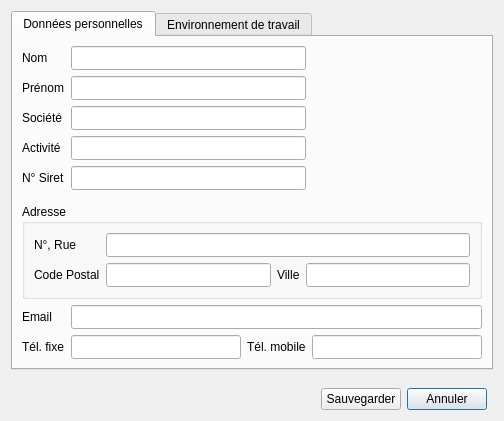
FACT-Team/FactDev, file src/gui/dialogs/userdatadialog.ui: the form before one commit.
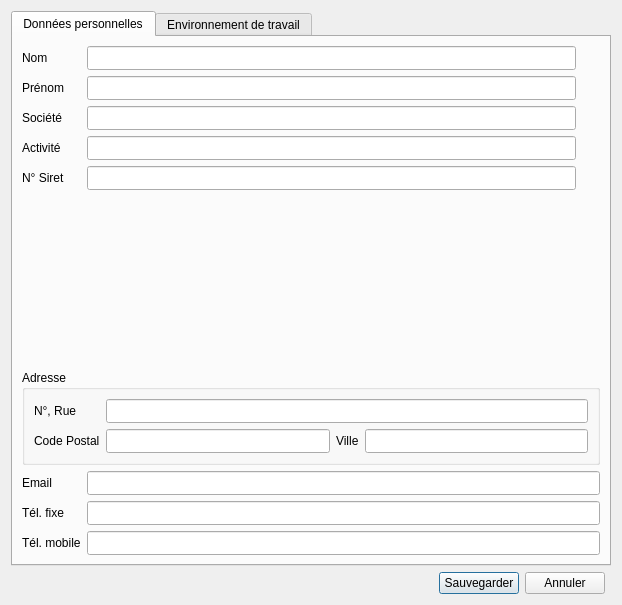
The form after the commit. Icons and pictures are not drawn. Custom widgets are drawn as their Qt base class.

What changed in the file:
```diff
--- a/src/gui/dialogs/userdatadialog.ui
+++ b/src/gui/dialogs/userdatadialog.ui
@@ -6,14 +6,14 @@
    <rect>
     <x>0</x>
     <y>0</y>
-    <width>504</width>
-    <height>421</height>
+    <width>622</width>
+    <height>605</height>
    </rect>
   </property>
   <property name="minimumSize">
    <size>
-    <width>500</width>
-    <height>420</height>
+    <width>620</width>
+    <height>600</height>
    </size>
   </property>
   <property name="windowTitle">
@@ -24,33 +24,6 @@
     <normaloff>:/icons/FactDev</normaloff>:/icons/FactDev</iconset>
   </property>
   <layout class="QGridLayout" name="gridLayout_3">
-   <item row="1" column="0" colspan="3">
-    <spacer name="verticalSpacer_2">
-     <property name="orientation">
-      <enum>Qt::Vertical</enum>
-     </property>
-     <property name="sizeHint" stdset="0">
-      <size>
-       <width>20</width>
-       <height>40</height>
-      </size>
-     </property>
-    </spacer>
-   </item>
-   <item row="4" column="3">
-    <layout class="QHBoxLayout" name="horizontalLayout"/>
-   </item>
-   <item row="2" column="2">
-    <widget class="QPushButton" name="btnCancel">
-     <property name="text">
-      <string>Annuler</string>
-     </property>
-     <property name="icon">
-      <iconset resource="../../icons.qrc">
-       <normaloff>:/icons/img/cancel.png</normaloff>:/icons/img/cancel.png</iconset>
-     </property>
-    </widget>
-   </item>
    <item row="2" column="1">
     <widget class="QPushButton" name="btnValid">
      <property name="text">
@@ -62,18 +35,16 @@
      </property>
     </widget>
    </item>
-   <item row="2" column="0">
-    <spacer name="horizontalSpacer">
-     <property name="orientation">
-      <enum>Qt::Horizontal</enum>
+   <item row="2" column="2">
+    <widget class="QPushButton" name="btnCancel">
+     <property name="text">
+      <string>Annuler</string>
      </property>
-     <property name="sizeHint" stdset="0">
-      <size>
-       <width>40</width>
-       <height>20</height>
-      </size>
+     <property name="icon">
+      <iconset resource="../../icons.qrc">
+       <normaloff>:/icons/img/cancel.png</normaloff>:/icons/img/cancel.png</iconset>
      </property>
-    </spacer>
+    </widget>
    </item>
    <item row="0" column="0" colspan="4">
     <widget class="QTabWidget" name="tabUserData">
@@ -88,22 +59,59 @@
        <string>Données personnelles</string>
       </attribute>
       <layout class="QGridLayout" name="gridLayout">
-       <item row="10" column="0">
+       <item row="21" column="1" colspan="5">
+        <widget class="Gui::Widgets::CheckFields::CheckPhone" name="leMobilePhone">
+         <property name="minimumSize">
+          <size>
+           <width>0</width>
+           <height>24</height>
+          </size>
+         </property>
+        </widget>
+       </item>
+       <item row="1" column="1">
+        <widget class="Gui::Widgets::CheckFields::CheckFieldsLetters" name="leFirstname">
+         <property name="minimumSize">
+          <size>
+           <width>0</width>
+           <height>24</height>
+          </size>
+         </property>
+        </widget>
+       </item>
+       <item row="1" column="0">
+        <widget class="QLabel" name="lbFirstname">
+         <property name="text">
+          <string>Prénom</string>
+         </property>
+        </widget>
+       </item>
+       <item row="20" column="1" colspan="5">
+        <widget class="Gui::Widgets::CheckFields::CheckPhone" name="lePhone">
+         <property name="minimumSize">
+          <size>
+           <width>0</width>
+           <height>24</height>
+          </size>
+         </property>
+        </widget>
+       </item>
+       <item row="19" column="0">
         <widget class="QLabel" name="lbEmail">
          <property name="text">
           <string>Email</string>
          </property>
         </widget>
        </item>
-       <item row="11" column="0">
+       <item row="20" column="0">
         <widget class="QLabel" name="lbPhone">
          <property name="text">
           <string>Tél. fixe</string>
          </property>
         </widget>
        </item>
-       <item row="11" column="1">
-        <widget class="Gui::Widgets::CheckFields::CheckPhone" name="lePhone">
+       <item row="19" column="1" colspan="5">
+        <widget class="Gui::Widgets::CheckFields::CheckEmail" name="leEmail">
          <property name="minimumSize">
           <size>
            <width>0</width>
@@ -112,52 +120,7 @@
          </property>
         </widget>
        </item>
-       <item row="1" column="0">
-        <widget class="QLabel" name="lbFirstname">
-         <property name="text">
-          <string>Prénom</string>
-         </property>
-        </widget>
-       </item>
-       <item row="0" column="0">
-        <widget class="QLabel" name="lbLastname">
-         <property name="text">
-          <string>Nom</string>
-         </property>
-        </widget>
-       </item>
-       <item row="3" column="0">
-        <widget class="QLabel" name="lbTitle">
-         <property name="text">
-          <string>Activité</string>
-         </property>
-        </widget>
-       </item>
-       <item row="2" column="0">
-        <widget class="QLabel" name="lbCompany">
-         <property name="text">
-          <string>Société</string>
-         </property>
-        </widget>
-       </item>
-       <item row="11" column="2">
-        <widget class="QLabel" name="lbMobilePhone">
-         <property name="text">
-          <string>Tél. mobile</string>
-         </property>
-        </widget>
-       </item>
-       <item row="11" column="3">
-        <widget class="Gui::Widgets::CheckFields::CheckPhone" name="leMobilePhone">
-         <property name="minimumSize">
-          <size>
-           <width>0</width>
-           <height>24</height>
-          </size>
-         </property>
-        </widget>
-       </item>
-       <item row="9" column="0" colspan="4">
+       <item row="18" column="0" colspan="6">
         <widget class="QGroupBox" name="groupBox">
          <property name="title">
           <string>Adresse</string>
@@ -217,37 +180,7 @@
          </layout>
         </widget>
        </item>
-       <item row="0" column="1" colspan="2">
-        <widget class="Gui::Widgets::CheckFields::CheckFieldsLetters" name="leLastname">
-         <property name="minimumSize">
-          <size>
-           <width>0</width>
-           <height>24</height>
-          </size>
-         </property>
-        </widget>
-       </item>
-       <item row="1" column="1" colspan="2">
-        <widget class="Gui::Widgets::CheckFields::CheckFieldsLetters" name="leFirstname">
-         <property name="minimumSize">
-          <size>
-           <width>0</width>
-           <height>24</height>
-          </size>
-         </property>
-        </widget>
-       </item>
-       <item row="2" column="1" colspan="2">
-        <widget class="Gui::Widgets::CheckFields::CheckUntilField" name="leCompany">
-         <property name="minimumSize">
-          <size>
-           <width>0</width>
-           <height>24</height>
-          </size>
-         </property>
-        </widget>
-       </item>
-       <item row="3" column="1" colspan="2">
+       <item row="4" column="1">
         <widget class="Gui::Widgets::CheckFields::CheckUntilField" name="leTitle">
          <property name="minimumSize">
           <size>
@@ -257,8 +190,8 @@
          </property>
         </widget>
        </item>
-       <item row="10" column="1" colspan="3">
-        <widget class="Gui::Widgets::CheckFields::CheckEmail" name="leEmail">
+       <item row="5" column="1">
+        <widget class="Gui::Widgets::CheckFields::CheckSiretNumber" name="leNoSiret">
          <property name="minimumSize">
           <size>
            <width>0</width>
@@ -267,32 +200,109 @@
          </property>
         </widget>
        </item>
+       <item row="14" column="0" colspan="6">
+        <spacer name="verticalSpacer_2">
+         <property name="orientation">
+          <enum>Qt::Vertical</enum>
+         </property>
+         <property name="sizeHint" stdset="0">
+          <size>
+           <width>20</width>
+           <height>40</height>
+          </size>
+         </property>
+        </spacer>
+       </item>
        <item row="4" column="0">
+        <widget class="QLabel" name="lbTitle">
+         <property name="text">
+          <string>Activité</string>
+         </property>
+        </widget>
+       </item>
+       <item row="0" column="1">
+        <widget class="Gui::Widgets::CheckFields::CheckFieldsLetters" name="leLastname">
+         <property name="minimumSize">
+          <size>
+           <width>0</width>
+           <height>24</height>
+          </size>
+         </property>
+        </widget>
+       </item>
+       <item row="3" column="0">
+        <widget class="QLabel" name="lbCompany">
+         <property name="text">
+          <string>Société</string>
+         </property>
+        </widget>
+       </item>
+       <item row="21" column="0">
+        <widget class="QLabel" name="lbMobilePhone">
+         <property name="text">
+          <string>Tél. mobile</string>
+         </property>
+        </widget>
+       </item>
+       <item row="0" column="0">
+        <widget class="QLabel" name="lbLastname">
+         <property name="text">
+          <string>Nom</string>
+         </property>
+        </widget>
+       </item>
+       <item row="3" column="1">
+        <widget class="Gui::Widgets::CheckFields::CheckUntilField" name="leCompany">
+         <property name="minimumSize">
+          <size>
+           <width>0</width>
+           <height>24</height>
+          </size>
+         </property>
+        </widget>
+       </item>
+       <item row="5" column="0">
         <widget class="QLabel" name="lbNoSiret">
          <property name="text">
           <string>N° Siret</string>
          </property>
         </widget>
        </item>
-       <item row="4" column="1" colspan="2">
-        <widget class="Gui::Widgets::CheckFields::CheckSiretNumber" name="leNoSiret">
-         <property name="minimumSize">
-          <size>
-           <width>0</width>
-           <height>24</height>
-          </size>
-         </property>
-        </widget>
-       </item>
-       <item row="0" column="3" rowspan="6">
-        <widget class="Gui::Widgets::BrowseImageWidget" name="widget" native="true">
-         <property name="minimumSize">
-          <size>
-           <width>80</width>
-           <height>100</height>
-          </size>
-         </property>
-        </widget>
+       <item row="6" column="0" colspan="5">
+        <layout class="QHBoxLayout" name="horizontalLayout_5">
+         <item>
+          <spacer name="horizontalSpacer_2">
+           <property name="orientation">
+            <enum>Qt::Horizontal</enum>
+           </property>
+           <property name="sizeHint" stdset="0">
+            <size>
+             <width>40</width>
+             <height>20</height>
+            </size>
+           </property>
+          </spacer>
+         </item>
+         <item>
+          <widget class="Gui::Widgets::BrowseImageWidget" name="wgtLogo" native="true">
+           <property name="minimumSize">
+            <size>
+             <width>128</width>
+             <height>150</height>
+            </size>
+           </property>
+           <property name="maximumSize">
+            <size>
+             <width>128</width>
+             <height>150</height>
+            </size>
+           </property>
+           <zorder>groupBox</zorder>
+           <zorder>lbLastname</zorder>
+           <zorder>horizontalSpacer_2</zorder>
+          </widget>
+         </item>
+        </layout>
        </item>
       </layout>
       <zorder>lbPhone</zorder>
@@ -300,25 +310,39 @@
       <zorder>lbEmail</zorder>
       <zorder>leEmail</zorder>
       <zorder>lePhone</zorder>
-      <zorder>leLastname</zorder>
-      <zorder>lbLastname</zorder>
+      <zorder>verticalSpacer_2</zorder>
+      <zorder>lbMobilePhone</zorder>
+      <zorder>leMobilePhone</zorder>
+      <zorder>lbCompany</zorder>
+      <zorder>leCompany</zorder>
       <zorder>leFirstname</zorder>
       <zorder>lbFirstname</zorder>
-      <zorder>leCompany</zorder>
-      <zorder>lbCompany</zorder>
-      <zorder>leTitle</zorder>
+      <zorder>leLastname</zorder>
+      <zorder>lbLastname</zorder>
       <zorder>lbTitle</zorder>
-      <zorder>lbMobilePhone</zorder>
-      <zorder>leMobilePhone</zorder>
-      <zorder>widget</zorder>
+      <zorder>leTitle</zorder>
       <zorder>lbNoSiret</zorder>
       <zorder>leNoSiret</zorder>
+      <zorder>horizontalLayoutWidget</zorder>
      </widget>
      <widget class="QWidget" name="tab2Workspace">
       <attribute name="title">
        <string>Environnement de travail</string>
       </attribute>
       <layout class="QGridLayout" name="gridLayout_4">
+       <item row="1" column="1">
+        <spacer name="verticalSpacer">
+         <property name="orientation">
+          <enum>Qt::Vertical</enum>
+         </property>
+         <property name="sizeHint" stdset="0">
+          <size>
+           <width>20</width>
+           <height>40</height>
+          </size>
+         </property>
+        </spacer>
+       </item>
        <item row="0" column="1">
         <widget class="QGroupBox" name="groupBox_2">
          <property name="title">
@@ -367,23 +391,26 @@
          </layout>
         </widget>
        </item>
-       <item row="1" column="1">
-        <spacer name="verticalSpacer">
-         <property name="orientation">
-          <enum>Qt::Vertical</enum>
-         </property>
-         <property name="sizeHint" stdset="0">
-          <size>
-           <width>20</width>
-           <height>40</height>
-          </size>
-         </property>
-        </spacer>
-       </item>
       </layout>
      </widget>
     </widget>
    </item>
+   <item row="4" column="3">
+    <layout class="QHBoxLayout" name="horizontalLayout"/>
+   </item>
+   <item row="2" column="0">
+    <spacer name="horizontalSpacer">
+     <property name="orientation">
+      <enum>Qt::Horizontal</enum>
+     </property>
+     <property name="sizeHint" stdset="0">
+      <size>
+       <width>40</width>
+       <height>20</height>
+      </size>
+     </property>
+    </spacer>
+   </item>
   </layout>
  </widget>
  <customwidgets>
```
